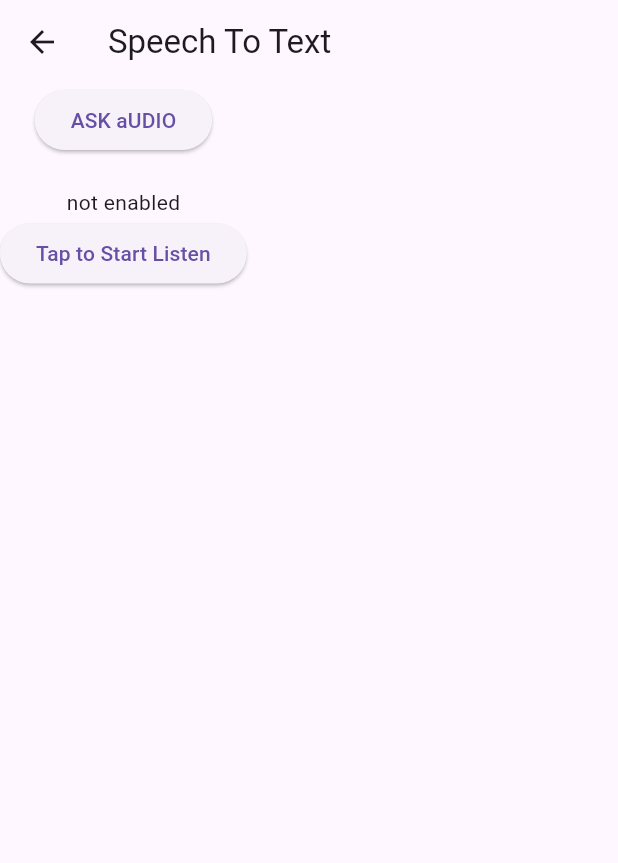
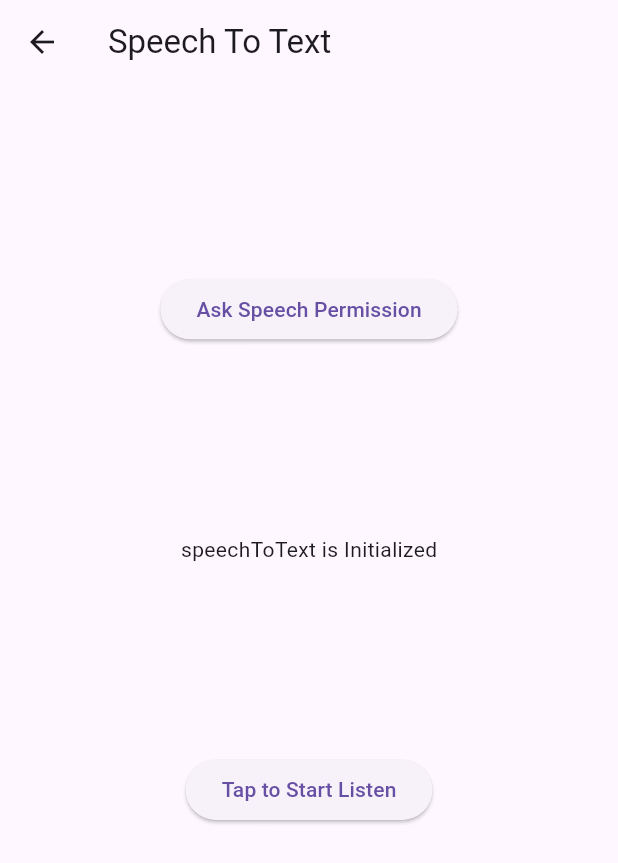
Before and after one commit to Vaibhav007verma/Flutter_getx_todoApp, a Flutter app: the screen it shows after launch, after a tap on "Go to Speech to Text", on a phone screen of 412 x 824 dp. Shown: the top 863 px of the screen. Run offline on Flutter 3.47's test engine with Material 3 defaults, Android fonts, the phone set to English and light mode, and no system bars; our stand-ins replace get, permission_handler, speech_to_text.

Commit message:
speech controller using getx

```diff
--- a/lib/View/emp_view.dart
+++ b/lib/View/emp_view.dart
@@ -14,23 +14,65 @@ class EmpScr extends StatelessWidget{
   Widget build(BuildContext context) {
     return Scaffold(
         appBar: AppBar(title: Text("Emp Screen")),
-        body: Padding(padding: EdgeInsets.all(20.0), child: Column(
+        body:  SingleChildScrollView(
+          padding: EdgeInsets.all(20.0),
+          child:  Column(
               children: [
-            ElevatedButton(onPressed: () => Navigator.push(context, MaterialPageRoute(builder: (context) => Speech())), child: Text("Go to Speech to Text"),),
-            TextField(
-              controller: _name,
+                ElevatedButton(onPressed: () => Navigator.push(context, MaterialPageRoute(builder: (context) => Speech())), child: Text("Go to Speech to Text"),style:  ElevatedButton.styleFrom(foregroundColor: Colors.yellow, backgroundColor: Colors.blueAccent),),
+                SizedBox(height: 20.0,),
+                  Row(
+                    mainAxisAlignment: MainAxisAlignment.start,
+                    children: [
+                      Container( height: 50, width: MediaQuery.of(context).size.width*0.7, color: Colors.blueGrey.shade100,
+                        child:   TextField( controller: _name,decoration: InputDecoration(hintText: "Enter something !"), ),
                       ),
                       IconButton(
-              icon: Icon(Icons.add_box_outlined),
+                        icon: Icon(Icons.add_circle_outline,size: 40,color: Colors.lightGreen,),
                         onPressed: (){
                           _emp.add(_name.text, _emp.emp.length+1, _name.text.length < 3 ? true : false); _name.clear();
                         },
                       ),
+                    ],
+                  ),
+                SizedBox(height: 20.0,),
 
                 Container(
-                height: 250, color: Colors.limeAccent,
-                child: Expanded(
-                  child: Obx(() => ListView.builder(
+                  height: 350, color: Colors.grey.shade100,
+                  child:
+                  Obx(() =>
+                    ListView.builder(
+                      shrinkWrap: true,
+                    itemCount: _emp.emp.length,
+                    itemBuilder: (context, index) {
+                      return Obx(() => ListTile(
+                        leading: Checkbox(value: _emp.emp[index].done, onChanged: (val) => _emp.toggle(index)),
+                        trailing: IconButton(icon: Icon(Icons.delete,color: Colors.red,),onPressed: () => _emp.remove(index),),
+                        title: Text(_emp.emp[index].name.toString()),
+                        subtitle: Text(_emp.emp[index].done.toString()),
+                      )
+                      );
+                    },
+                  )
+                  ),
+                )
+
+
+              ],
+            ),
+        ),
+
+    );
+  }
+}
+
+
+
+
+
+
+
+
+/*Obx(() => ListView.builder(
                     itemCount: _emp.emp.length,
                     itemBuilder: (context, index) {
                       return ListTile(
@@ -40,11 +82,4 @@ class EmpScr extends StatelessWidget{
                         subtitle: Text(_emp.emp[index].done.toString()),
                       );
                     },
-                  )),
-                )
-            )
-          ],
-        ),)
-    );
-  }
-}
+                  )),*/
--- a/lib/screens/speech.dart
+++ b/lib/screens/speech.dart
@@ -22,16 +22,29 @@ SpeechController _controller = Get.put(SpeechController());
   Widget build(BuildContext context) {
     return  Scaffold(
       appBar: AppBar(title: Text("Speech To Text"),),
-      body: Column(
-        children: [
-          ElevatedButton(onPressed: _controller.askAudio, child: Text("ASK aUDIO")),
-          Text(_controller.words.value),
-          Text(_controller.enable.value ? "Enabled" : "not enabled" ),
-          ElevatedButton(
-            onPressed: _controller.speechToText.value.isListening ? _controller.stopListen : _controller.startListen,
-            child: Text(_controller.speechToText.value.isListening ? "stopListen" : "Tap to Start Listen"),
-          )
-        ],
+      body: Center(
+        child: Column( mainAxisAlignment: MainAxisAlignment.spaceEvenly,
+          children: [
+            ElevatedButton(onPressed: _controller.askAudioPermission, child: Text("Ask Speech Permission")),
+            Obx(() => Text(_controller.enable.value == true ? "speechToText is Initialized" : "speechToText not Initialized" )),
+            ElevatedButton(
+              onPressed: () async {
+                if(_controller.show.value) {
+                  await _controller.stopListen();
+                } else {
+                  await _controller.startListen();
+                }
+              },
+              child: Obx(() => Text(_controller.show.value ? "Stop Listening" : "Tap to Start Listen")),
+            ),
+            Obx(() => Text(_controller.words.value)),
+
+
+
+
+
+          ],
+        ),
       ),
     );
   }
--- a/lib/screens/speechController.dart
+++ b/lib/screens/speechController.dart
@@ -3,49 +3,57 @@ import 'package:permission_handler/permission_handler.dart';
 import 'package:speech_to_text/speech_recognition_result.dart';
 import 'package:speech_to_text/speech_to_text.dart';
 
-class SpeechController extends GetxController{
+class SpeechController extends GetxController {
   var speechToText = SpeechToText().obs;
   RxString words = ''.obs;
-  RxBool enable = false.obs ;
+  RxBool enable = false.obs;
 
+  RxBool show = false.obs;
 
   @override
   void onInit() {
     super.onInit();
-    askAudio();
+    askAudioPermission();
   }
 
-  void askAudio() async {
-    var per = await Permission.audio.request();
-    if (per.isDenied) {
-      // Handle permission denial (e.g., show a dialog or re-request)
-      await Permission.audio.request();  // This is usually redundant, handle it better
-    } else if (per.isGranted) {
-      // Permission granted, now initialize speech-to-text
+  void askAudioPermission() async {
+    var status = await Permission.speech.request();
+
+    if (status.isDenied) {
+      print("Audio permission denied");
+
+    } else if (status.isGranted) {
       enable.value = await speechToText.value.initialize();
-    } else {
-      // Handle the case where permission is permanently denied (user has denied and checked "Don't ask again")
-      print("Permission permanently denied");
+      print("Audio permission Granted !, ${enable.value.toString()}");
+      if (!enable.value) {
+        print("Speech-to-text initialization failed");
+      }
+
+    } else if (status.isPermanentlyDenied) {
+      print("Audio permission permanently denied. Please enable it in settings.");
+      openAppSettings();
     }
+
   }
 
-
-
-  void _result(SpeechRecognitionResult result) async {
-      words.value = result.recognizedWords;
+  void _result(SpeechRecognitionResult result) {
+    words.value = result.recognizedWords;
   }
 
+  Future<void> startListen() async {
+    if (enable.value == true) {
+      await speechToText.value.listen(onResult: _result);
+      show.value = true;
+    } else {
+      print("Speech-to-text is not initialized.");
 
-  void startListen() async {
-    await speechToText.value.listen(onResult:  _result);
+    }
+
   }
 
-  void stopListen() async {
+  Future<void> stopListen() async {
     await speechToText.value.stop();
+    show.value = false;
   }
 
-
-
-
-
 }
```
Also changed, not shown: 1 other file. Lines whose indentation alone changed are shown as unchanged.
